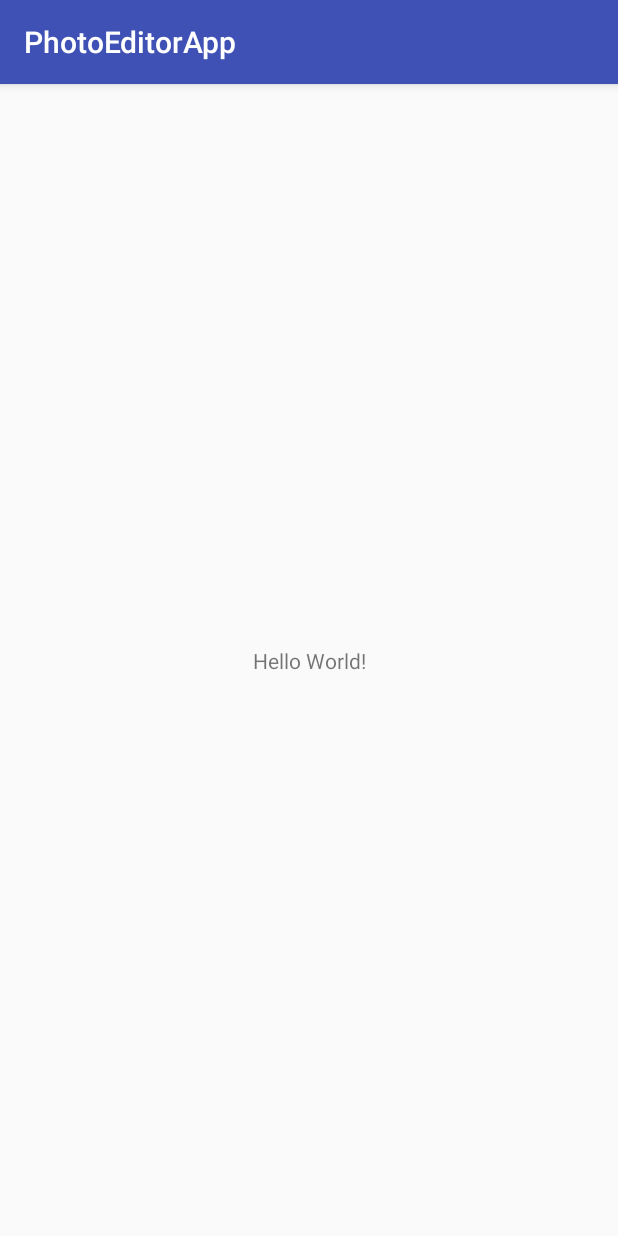
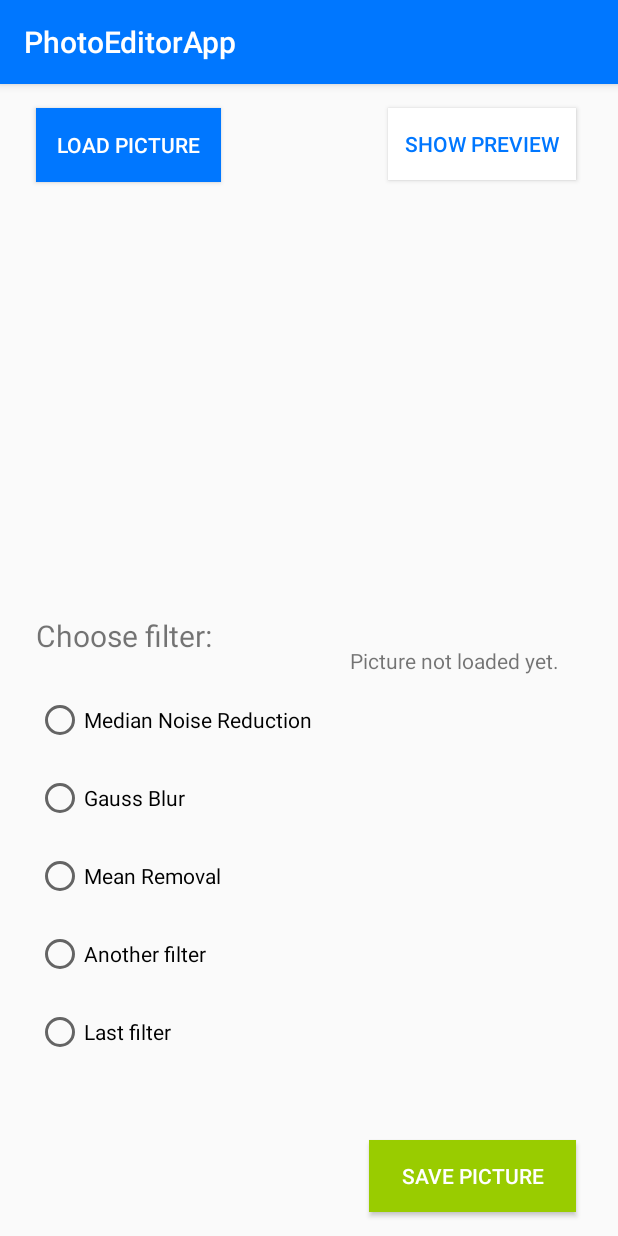
Before and after one commit to masiek93/PhotoEditorApp, an Android app: the screen it shows after launch (MainActivity), on a phone screen of 412 x 824 dp. Run offline under Robolectric (Android 15) with nearby library versions, the phone set to English and light mode, and no system bars.

Commit message:
Main Activity Layout finished.

```diff
--- a/app/src/main/res/layout/activity_main.xml
+++ b/app/src/main/res/layout/activity_main.xml
@@ -9,10 +9,112 @@
     <TextView
         android:layout_width="wrap_content"
         android:layout_height="wrap_content"
-        android:text="Hello World!"
+        android:text="Picture not loaded yet."
         app:layout_constraintBottom_toBottomOf="parent"
+        app:layout_constraintHorizontal_bias="0.856"
         app:layout_constraintLeft_toLeftOf="parent"
         app:layout_constraintRight_toRightOf="parent"
         app:layout_constraintTop_toTopOf="parent" />
 
+    <Button
+        android:id="@+id/button"
+        android:layout_width="123dp"
+        android:layout_height="49dp"
+        android:layout_marginBottom="8dp"
+        android:layout_marginStart="24dp"
+        android:layout_marginTop="16dp"
+        android:background="@color/colorPrimary"
+        android:text="Load Picture"
+        android:textColor="@android:color/background_light"
+        app:layout_constraintBottom_toTopOf="@+id/textView"
+        app:layout_constraintStart_toStartOf="parent"
+        app:layout_constraintTop_toTopOf="parent"
+        app:layout_constraintVertical_bias="0.0" />
+
+    <Button
+        android:id="@+id/button2"
+        android:layout_width="125dp"
+        android:layout_height="48dp"
+        android:layout_marginEnd="28dp"
+        android:layout_marginTop="16dp"
+        android:background="@android:color/background_light"
+        android:text="SHOW PREVIEW"
+        android:textColor="@color/colorPrimary"
+        app:layout_constraintEnd_toEndOf="parent"
+        app:layout_constraintTop_toTopOf="parent" />
+
+    <Button
+        android:id="@+id/button3"
+        android:layout_width="138dp"
+        android:layout_height="48dp"
+        android:layout_marginBottom="16dp"
+        android:layout_marginEnd="28dp"
+        android:background="@android:color/holo_green_light"
+        android:text="Save Picture"
+        android:textColor="@android:color/background_light"
+        app:layout_constraintBottom_toBottomOf="parent"
+        app:layout_constraintEnd_toEndOf="parent" />
+
+    <RadioButton
+        android:id="@+id/radioButton"
+        android:layout_width="wrap_content"
+        android:layout_height="wrap_content"
+        android:layout_marginBottom="20dp"
+        android:layout_marginStart="24dp"
+        android:text="Median Noise Reduction"
+        app:layout_constraintBottom_toTopOf="@+id/radioButton2"
+        app:layout_constraintStart_toStartOf="parent" />
+
+    <RadioButton
+        android:id="@+id/radioButton2"
+        android:layout_width="wrap_content"
+        android:layout_height="wrap_content"
+        android:layout_marginBottom="20dp"
+        android:layout_marginStart="24dp"
+        android:text="Gauss Blur"
+        app:layout_constraintBottom_toTopOf="@+id/radioButton3"
+        app:layout_constraintStart_toStartOf="parent" />
+
+    <TextView
+        android:id="@+id/textView"
+        android:layout_width="130dp"
+        android:layout_height="30dp"
+        android:layout_marginBottom="24dp"
+        android:layout_marginStart="24dp"
+        android:text="Choose filter:"
+        android:textSize="20sp"
+        app:layout_constraintBottom_toTopOf="@+id/radioButton"
+        app:layout_constraintStart_toStartOf="parent"
+        tools:textColor="@color/colorPrimary" />
+
+    <RadioButton
+        android:id="@+id/radioButton3"
+        android:layout_width="wrap_content"
+        android:layout_height="wrap_content"
+        android:layout_marginBottom="20dp"
+        android:layout_marginStart="24dp"
+        android:text="Mean Removal"
+        app:layout_constraintBottom_toTopOf="@+id/radioButton4"
+        app:layout_constraintStart_toStartOf="parent" />
+
+    <RadioButton
+        android:id="@+id/radioButton4"
+        android:layout_width="wrap_content"
+        android:layout_height="wrap_content"
+        android:layout_marginBottom="20dp"
+        android:layout_marginStart="24dp"
+        android:text="Another filter"
+        app:layout_constraintBottom_toTopOf="@+id/radioButton5"
+        app:layout_constraintStart_toStartOf="parent" />
+
+    <RadioButton
+        android:id="@+id/radioButton5"
+        android:layout_width="wrap_content"
+        android:layout_height="wrap_content"
+        android:layout_marginBottom="120dp"
+        android:layout_marginStart="24dp"
+        android:text="Last filter"
+        app:layout_constraintBottom_toBottomOf="parent"
+        app:layout_constraintStart_toStartOf="parent" />
+
 </android.support.constraint.ConstraintLayout>
--- a/app/src/main/res/values/colors.xml
+++ b/app/src/main/res/values/colors.xml
@@ -1,6 +1,6 @@
 <?xml version="1.0" encoding="utf-8"?>
 <resources>
-    <color name="colorPrimary">#3F51B5</color>
+    <color name="colorPrimary">#0077ff</color>
     <color name="colorPrimaryDark">#303F9F</color>
     <color name="colorAccent">#FF4081</color>
 </resources>
```
